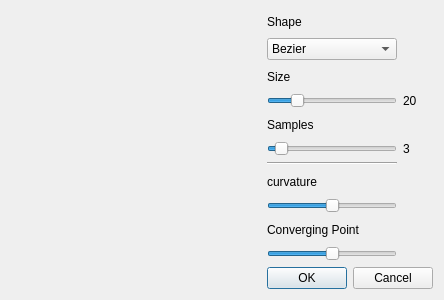
TopModLab/Unfolding, file forms/origamipanel.ui: the form before one commit.
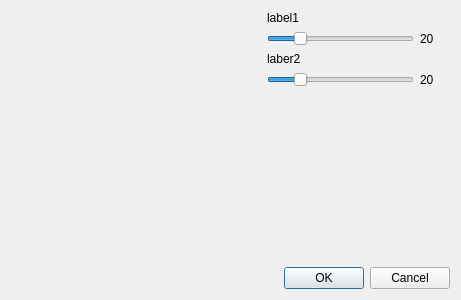
The form after the commit.

Patch:
```diff
--- a/forms/origamipanel.ui
+++ b/forms/origamipanel.ui
@@ -6,14 +6,14 @@
    <rect>
     <x>0</x>
     <y>0</y>
-    <width>444</width>
+    <width>461</width>
     <height>299</height>
    </rect>
   </property>
   <property name="windowTitle">
    <string>Form</string>
   </property>
-  <layout class="QVBoxLayout" name="verticalLayout">
+  <layout class="QVBoxLayout" name="verticalLayout_2">
    <item>
     <layout class="QHBoxLayout" name="horizontalLayout">
      <item>
@@ -39,171 +39,97 @@
       </widget>
      </item>
      <item>
-      <layout class="QVBoxLayout" name="verticalLayout_2">
+      <layout class="QVBoxLayout" name="verticalLayout_3">
        <item>
         <layout class="QGridLayout" name="gridLayout">
          <property name="sizeConstraint">
           <enum>QLayout::SetNoConstraint</enum>
          </property>
-         <item row="4" column="0">
-          <widget class="QLabel" name="sampleLabel">
-           <property name="text">
-            <string>Samples</string>
-           </property>
-          </widget>
-         </item>
-         <item row="2" column="0">
-          <widget class="QLabel" name="sizeLabel">
-           <property name="text">
-            <string>Size</string>
-           </property>
-          </widget>
-         </item>
-         <item row="10" column="0">
-          <widget class="QSlider" name="convergeSlider">
-           <property name="minimum">
-            <number>-100</number>
-           </property>
-           <property name="maximum">
-            <number>100</number>
-           </property>
-           <property name="orientation">
-            <enum>Qt::Horizontal</enum>
-           </property>
-          </widget>
-         </item>
-         <item row="1" column="0">
-          <widget class="QComboBox" name="shapeComboBox">
-           <item>
-            <property name="text">
-             <string>Bezier</string>
-            </property>
-           </item>
-          </widget>
-         </item>
-         <item row="8" column="0">
-          <widget class="QSlider" name="curvSlider">
-           <property name="maximum">
-            <number>10</number>
-           </property>
-           <property name="singleStep">
-            <number>1</number>
-           </property>
-           <property name="sliderPosition">
-            <number>5</number>
-           </property>
-           <property name="orientation">
-            <enum>Qt::Horizontal</enum>
-           </property>
-           <property name="tickPosition">
-            <enum>QSlider::NoTicks</enum>
-           </property>
-          </widget>
-         </item>
-         <item row="9" column="0">
-          <widget class="QLabel" name="convergeLabel">
-           <property name="text">
-            <string>Converging Point</string>
-           </property>
-          </widget>
-         </item>
-         <item row="0" column="0">
-          <widget class="QLabel" name="label">
-           <property name="text">
-            <string>Shape</string>
-           </property>
-          </widget>
-         </item>
-         <item row="5" column="0">
-          <widget class="QSlider" name="samplesSlider">
-           <property name="minimum">
-            <number>1</number>
-           </property>
-           <property name="maximum">
-            <number>32</number>
-           </property>
-           <property name="sliderPosition">
-            <number>3</number>
-           </property>
-           <property name="orientation">
-            <enum>Qt::Horizontal</enum>
-           </property>
-           <property name="tickPosition">
-            <enum>QSlider::NoTicks</enum>
-           </property>
-          </widget>
-         </item>
-         <item row="3" column="0">
-          <widget class="QSlider" name="sizeSlider">
-           <property name="minimum">
-            <number>0</number>
-           </property>
+         <item row="2" column="1">
+          <widget class="QSlider" name="slider1">
            <property name="maximum">
             <number>100</number>
            </property>
            <property name="value">
             <number>20</number>
            </property>
-           <property name="sliderPosition">
-            <number>20</number>
-           </property>
            <property name="orientation">
             <enum>Qt::Horizontal</enum>
-           </property>
-           <property name="invertedAppearance">
-            <bool>false</bool>
-           </property>
-           <property name="invertedControls">
-            <bool>false</bool>
-           </property>
-          </widget>
-         </item>
-         <item row="7" column="0">
-          <widget class="QLabel" name="curvLabel">
-           <property name="text">
-            <string>curvature</string>
-           </property>
-          </widget>
-         </item>
-         <item row="6" column="0">
-          <widget class="Line" name="line">
-           <property name="orientation">
-            <enum>Qt::Horizontal</enum>
-           </property>
-          </widget>
-         </item>
-         <item row="5" column="1">
-          <widget class="QLabel" name="sample_val_label">
-           <property name="minimumSize">
-            <size>
-             <width>30</width>
-             <height>0</height>
-            </size>
-           </property>
-           <property name="text">
-            <string>3</string>
-           </property>
-           <property name="alignment">
-            <set>Qt::AlignLeading|Qt::AlignLeft|Qt::AlignVCenter</set>
            </property>
           </widget>
          </item>
          <item row="3" column="1">
-          <widget class="QLabel" name="size_val_label">
+          <widget class="QLabel" name="label2">
+           <property name="text">
+            <string>laber2</string>
+           </property>
+          </widget>
+         </item>
+         <item row="5" column="1">
+          <spacer name="verticalSpacer">
+           <property name="orientation">
+            <enum>Qt::Vertical</enum>
+           </property>
+           <property name="sizeHint" stdset="0">
+            <size>
+             <width>20</width>
+             <height>40</height>
+            </size>
+           </property>
+          </spacer>
+         </item>
+         <item row="1" column="1">
+          <widget class="QLabel" name="label1">
+           <property name="minimumSize">
+            <size>
+             <width>128</width>
+             <height>0</height>
+            </size>
+           </property>
+           <property name="text">
+            <string>label1</string>
+           </property>
+          </widget>
+         </item>
+         <item row="4" column="1">
+          <widget class="QSlider" name="slider2">
+           <property name="maximum">
+            <number>100</number>
+           </property>
+           <property name="value">
+            <number>20</number>
+           </property>
+           <property name="orientation">
+            <enum>Qt::Horizontal</enum>
+           </property>
+          </widget>
+         </item>
+         <item row="2" column="2">
+          <widget class="QLabel" name="slider1_val">
            <property name="minimumSize">
             <size>
              <width>30</width>
              <height>0</height>
             </size>
            </property>
-           <property name="layoutDirection">
-            <enum>Qt::LeftToRight</enum>
-           </property>
            <property name="text">
             <string>20</string>
            </property>
            <property name="alignment">
-            <set>Qt::AlignLeading|Qt::AlignLeft|Qt::AlignVCenter</set>
+            <set>Qt::AlignBottom|Qt::AlignLeading|Qt::AlignLeft</set>
+           </property>
+          </widget>
+         </item>
+         <item row="4" column="2">
+          <widget class="QLabel" name="slider2_val">
+           <property name="minimumSize">
+            <size>
+             <width>30</width>
+             <height>0</height>
+            </size>
+           </property>
+           <property name="text">
+            <string>20</string>
            </property>
           </widget>
          </item>
@@ -215,15 +141,9 @@
    </item>
    <item>
     <widget class="QDialogButtonBox" name="buttonBox">
-     <property name="layoutDirection">
-      <enum>Qt::LeftToRight</enum>
-     </property>
      <property name="standardButtons">
       <set>QDialogButtonBox::Cancel|QDialogButtonBox::Ok</set>
      </property>
-     <property name="centerButtons">
-      <bool>false</bool>
-     </property>
     </widget>
    </item>
   </layout>
```
Left out of the diff: 28 changed lines with no effect on the pictures.
